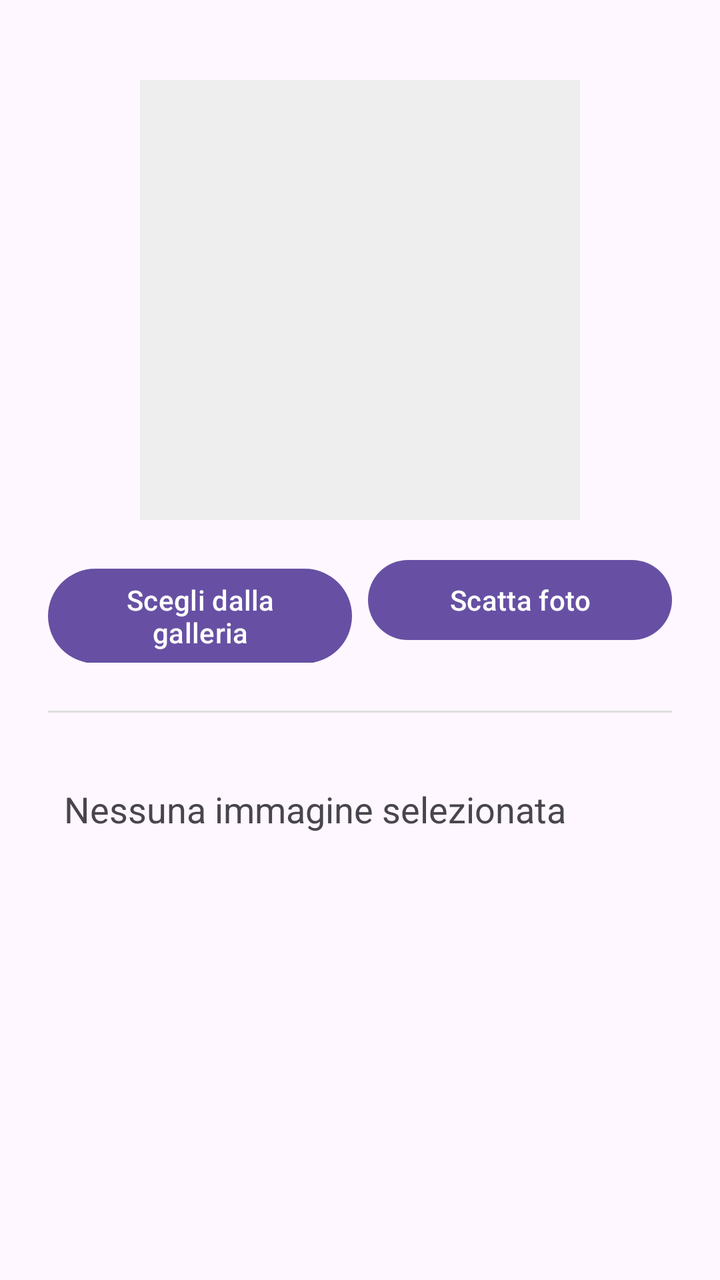
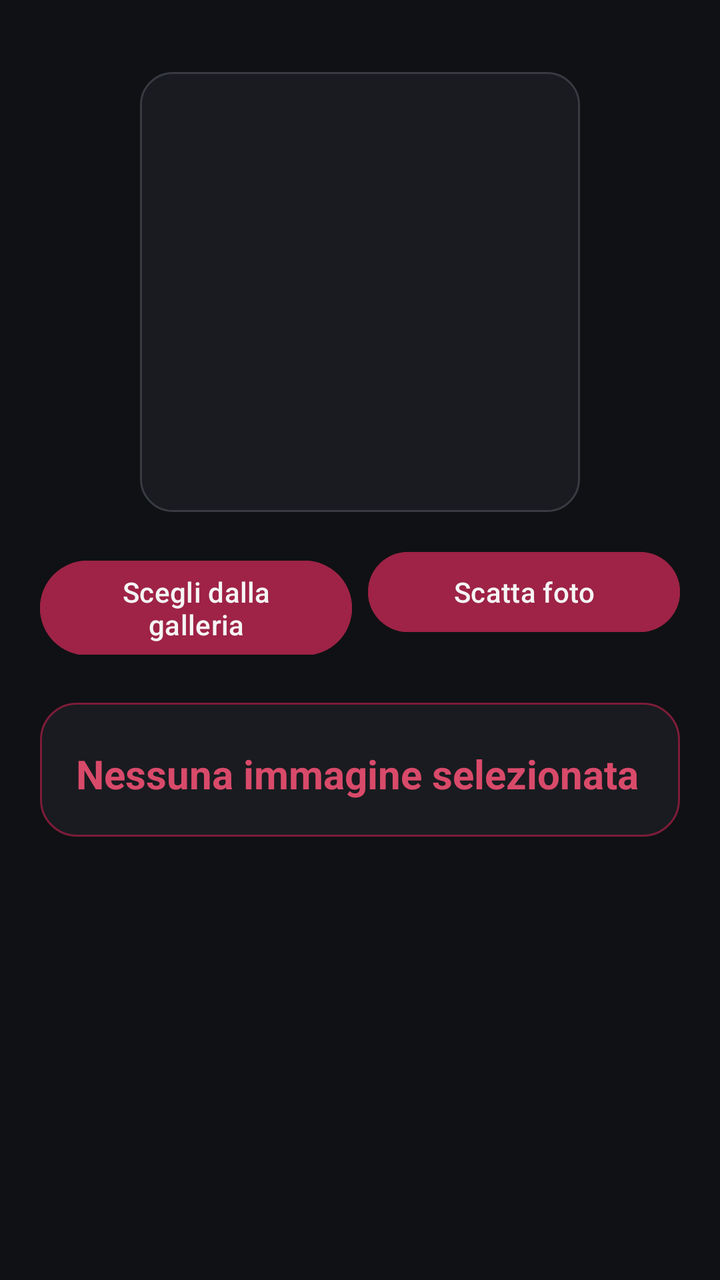

Two renders of the same Android screen: before a commit and after it. Below are the layout's source before the change and the commit's diff.
<!-- AndroidManifest.xml: application theme Theme.MyApp -->
<!-- res/layout/fragment_manual_test.xml -->
<?xml version="1.0" encoding="utf-8"?>
<ScrollView xmlns:android="http://schemas.android.com/apk/res/android"
    android:layout_width="match_parent"
    android:layout_height="match_parent">

    <LinearLayout
        android:layout_width="match_parent"
        android:layout_height="wrap_content"
        android:orientation="vertical"
        android:padding="24dp"
        android:gravity="center_horizontal">

        <ImageView
            android:id="@+id/imagePreview"
            android:layout_width="220dp"
            android:layout_height="220dp"
            android:layout_marginTop="16dp"
            android:background="#EEEEEE"
            android:scaleType="centerCrop"
            android:contentDescription="@string/manual_test_image_preview_description" />

        <LinearLayout
            android:layout_width="match_parent"
            android:layout_height="wrap_content"
            android:orientation="horizontal"
            android:layout_marginTop="16dp">

            <Button
                android:id="@+id/buttonPickImage"
                android:layout_width="0dp"
                android:layout_height="wrap_content"
                android:layout_weight="1"
                android:layout_marginEnd="4dp"
                android:text="@string/manual_test_pick_image" />

            <Button
                android:id="@+id/buttonTakePhoto"
                android:layout_width="0dp"
                android:layout_height="wrap_content"
                android:layout_weight="1"
                android:layout_marginStart="4dp"
                android:text="@string/manual_test_take_photo" />

        </LinearLayout>

        <View
            android:layout_width="match_parent"
            android:layout_height="1dp"
            android:layout_marginVertical="24dp"
            android:background="#DDDDDD" />

        <LinearLayout
            android:id="@+id/resultCard"
            android:layout_width="match_parent"
            android:layout_height="wrap_content"
            android:orientation="vertical"
            android:clickable="true"
            android:focusable="true"
            android:background="?attr/selectableItemBackground"
            android:padding="8dp">

            <TextView
                android:id="@+id/textResultFileName"
                android:layout_width="wrap_content"
                android:layout_height="wrap_content"
                android:textSize="12sp"
                android:textColor="#888888"
                android:visibility="gone" />

            <TextView
                android:id="@+id/textManualResult"
                android:layout_width="wrap_content"
                android:layout_height="wrap_content"
                android:layout_marginTop="4dp"
                android:text="@string/manual_test_result_placeholder"
                android:textSize="18sp" />

            <TextView
                android:id="@+id/textResultConfidence"
                android:layout_width="wrap_content"
                android:layout_height="wrap_content"
                android:layout_marginTop="4dp"
                android:textSize="14sp"
                android:visibility="gone" />

            <ProgressBar
                android:id="@+id/progressResultConfidence"
                style="?android:attr/progressBarStyleHorizontal"
                android:layout_width="match_parent"
                android:layout_height="wrap_content"
                android:layout_marginTop="8dp"
                android:max="100"
                android:visibility="gone" />

            <TextView
                android:id="@+id/textResultTapHint"
                android:layout_width="wrap_content"
                android:layout_height="wrap_content"
                android:layout_marginTop="8dp"
                android:text="@string/home_tap_for_details"
                android:textSize="12sp"
                android:textStyle="italic"
                android:visibility="gone" />

        </LinearLayout>

    </LinearLayout>

</ScrollView>
<!-- resources referenced by this layout -->
<resources>
  <string name="home_tap_for_details">Tocca per vedere immagine e dettagli</string>
  <string name="manual_test_image_preview_description">Anteprima immagine selezionata</string>
  <string name="manual_test_pick_image">Scegli dalla galleria</string>
  <string name="manual_test_result_placeholder">Nessuna immagine selezionata</string>
  <string name="manual_test_take_photo">Scatta foto</string>
  <style name="Theme.MyApp" parent="Base.Theme.MyApp" />
  <style name="Base.Theme.MyApp" parent="Theme.Material3.DayNight.NoActionBar">
          
          
      </style>
</resources>

<!-- the commit's change to res/layout/fragment_manual_test.xml (unified diff, before → after) -->
@@ -1,13 +1,14 @@
 <?xml version="1.0" encoding="utf-8"?>
 <ScrollView xmlns:android="http://schemas.android.com/apk/res/android"
     android:layout_width="match_parent"
-    android:layout_height="match_parent">
+    android:layout_height="match_parent"
+    android:background="@color/background_main">
 
     <LinearLayout
         android:layout_width="match_parent"
         android:layout_height="wrap_content"
         android:orientation="vertical"
-        android:padding="24dp"
+        android:padding="20dp"
         android:gravity="center_horizontal">
 
         <ImageView
@@ -15,7 +16,7 @@
             android:layout_width="220dp"
             android:layout_height="220dp"
             android:layout_marginTop="16dp"
-            android:background="#EEEEEE"
+            android:background="@drawable/bg_history_item"
             android:scaleType="centerCrop"
             android:contentDescription="@string/manual_test_image_preview_description" />
 
@@ -31,6 +32,8 @@
                 android:layout_height="wrap_content"
                 android:layout_weight="1"
                 android:layout_marginEnd="4dp"
+                android:backgroundTint="@color/primary"
+                android:textColor="@color/text_primary"
                 android:text="@string/manual_test_pick_image" />
 
             <Button
@@ -39,32 +42,29 @@
                 android:layout_height="wrap_content"
                 android:layout_weight="1"
                 android:layout_marginStart="4dp"
+                android:backgroundTint="@color/primary"
+                android:textColor="@color/text_primary"
                 android:text="@string/manual_test_take_photo" />
 
         </LinearLayout>
-
-        <View
-            android:layout_width="match_parent"
-            android:layout_height="1dp"
-            android:layout_marginVertical="24dp"
-            android:background="#DDDDDD" />
 
         <LinearLayout
             android:id="@+id/resultCard"
             android:layout_width="match_parent"
             android:layout_height="wrap_content"
-            android:orientation="vertical"
+            android:layout_marginTop="24dp"
+            android:background="@drawable/bg_result_card"
             android:clickable="true"
             android:focusable="true"
-            android:background="?attr/selectableItemBackground"
-            android:padding="8dp">
+            android:orientation="vertical"
+            android:padding="18dp">
 
             <TextView
                 android:id="@+id/textResultFileName"
                 android:layout_width="wrap_content"
                 android:layout_height="wrap_content"
                 android:textSize="12sp"
-                android:textColor="#888888"
+                android:textColor="@color/text_secondary"
                 android:visibility="gone" />
 
             <TextView
@@ -73,31 +73,38 @@
                 android:layout_height="wrap_content"
                 android:layout_marginTop="4dp"
                 android:text="@string/manual_test_result_placeholder"
-                android:textSize="18sp" />
+                android:textColor="@color/primary_light"
+                android:textSize="20sp"
+                android:textStyle="bold" />
 
             <TextView
                 android:id="@+id/textResultConfidence"
                 android:layout_width="wrap_content"
                 android:layout_height="wrap_content"
-                android:layout_marginTop="4dp"
-                android:textSize="14sp"
+                android:layout_marginTop="8dp"
+                android:textColor="@color/text_primary"
+                android:textSize="15sp"
+                android:textStyle="bold"
                 android:visibility="gone" />
 
             <ProgressBar
                 android:id="@+id/progressResultConfidence"
                 style="?android:attr/progressBarStyleHorizontal"
                 android:layout_width="match_parent"
-                android:layout_height="wrap_content"
-                android:layout_marginTop="8dp"
+                android:layout_height="7dp"
+                android:layout_marginTop="10dp"
                 android:max="100"
+                android:progressTint="@color/primary_light"
+                android:progressBackgroundTint="@color/background_surface_2"
                 android:visibility="gone" />
 
             <TextView
                 android:id="@+id/textResultTapHint"
                 android:layout_width="wrap_content"
                 android:layout_height="wrap_content"
-                android:layout_marginTop="8dp"
+                android:layout_marginTop="12dp"
                 android:text="@string/home_tap_for_details"
+                android:textColor="@color/primary_light"
                 android:textSize="12sp"
                 android:textStyle="italic"
                 android:visibility="gone" />
<!-- resource entries referenced after the edit -->
@@ -1,11 +1,48 @@
 <!-- resources referenced by this layout -->
 <resources>
+  <color name="background_main">#101114</color>
+  <color name="background_surface_2">#22252B</color>
+  <color name="primary">#9E2346</color>
+  <color name="primary_light">#D94A6A</color>
+  <color name="text_primary">#F5F5F5</color>
+  <color name="text_secondary">#A7ABB3</color>
+  <!-- drawable bg_history_item (drawable) -->
+  <?xml version="1.0" encoding="utf-8"?>
+  <shape xmlns:android="http://schemas.android.com/apk/res/android"
+      android:shape="rectangle">
+  
+      <solid android:color="@color/background_surface" />
+  
+      <corners android:radius="16dp" />
+  
+      <stroke
+          android:width="1dp"
+          android:color="@color/border" />
+  
+  </shape>
+  <!-- drawable bg_result_card (drawable) -->
+  <?xml version="1.0" encoding="utf-8"?>
+  <shape xmlns:android="http://schemas.android.com/apk/res/android"
+      android:shape="rectangle">
+  
+      <solid android:color="@color/background_surface" />
+  
+      <corners android:radius="18dp" />
+  
+      <stroke
+          android:width="1dp"
+          android:color="@color/border_primary" />
+  
+  </shape>
   <string name="home_tap_for_details">Tocca per vedere immagine e dettagli</string>
   <string name="manual_test_image_preview_description">Anteprima immagine selezionata</string>
   <string name="manual_test_pick_image">Scegli dalla galleria</string>
   <string name="manual_test_result_placeholder">Nessuna immagine selezionata</string>
   <string name="manual_test_take_photo">Scatta foto</string>
   <style name="Theme.MyApp" parent="Base.Theme.MyApp" />
+  <color name="background_surface">#191B20</color>
+  <color name="border">#383B42</color>
+  <color name="border_primary">#7D1C39</color>
   <style name="Base.Theme.MyApp" parent="Theme.Material3.DayNight.NoActionBar">
           
           
